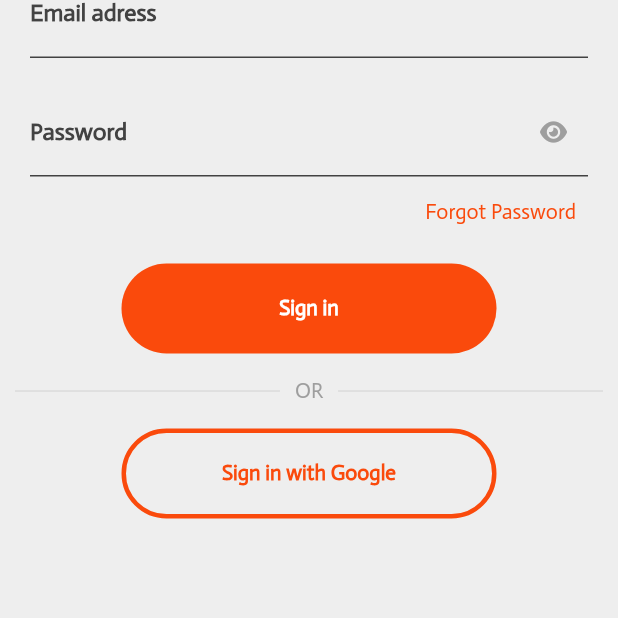
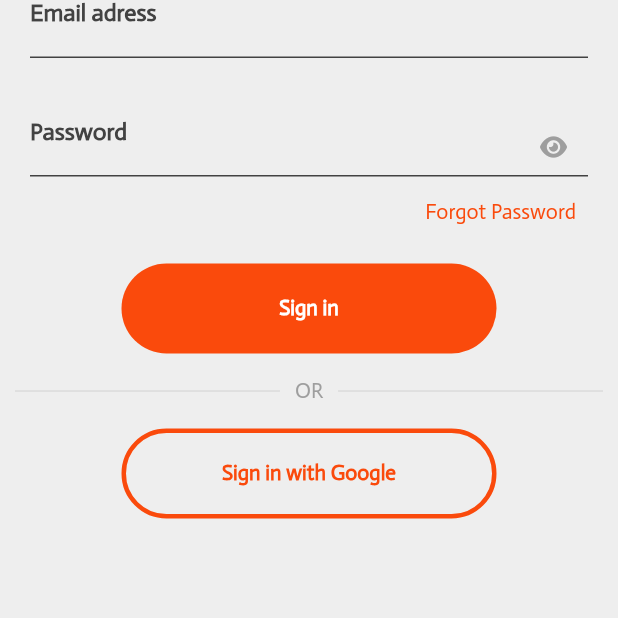
Before and after one commit to creytas/resto_app, a Flutter app: the AuthScreen screen opened directly, on a phone screen of 412 x 824 dp, the part 383-1001 px from its top. Run offline on Flutter 3.47's test engine with Material 2 defaults, Android fonts, the phone set to English and light mode, and no system bars; our stand-ins replace flutter_svg, font_awesome_flutter.

Commit message:
style: set a padding of 18 to eye icon

```diff
--- a/lib/src/pages/login_screen.dart
+++ b/lib/src/pages/login_screen.dart
@@ -122,13 +122,21 @@ class _LoginFormState extends State<LoginForm> {
                           focusColor: Colors.transparent,
                           hoverColor: Colors.transparent,
                           icon: _is_password_visible
-                              ? Icon(
-                                  FontAwesomeIcons.solidEyeSlash,
-                                  size: 16,
+                              ? Padding(
+                                  padding:
+                                      const EdgeInsets.symmetric(vertical: 18),
+                                  child: Icon(
+                                    FontAwesomeIcons.solidEyeSlash,
+                                    size: 16,
+                                  ),
                                 )
-                              : Icon(
-                                  FontAwesomeIcons.solidEye,
-                                  size: 16,
+                              : Padding(
+                                  padding:
+                                      const EdgeInsets.symmetric(vertical: 18),
+                                  child: Icon(
+                                    FontAwesomeIcons.solidEye,
+                                    size: 16,
+                                  ),
                                 ),
                         ),
                         suffixIconColor: Colors.grey,
```
